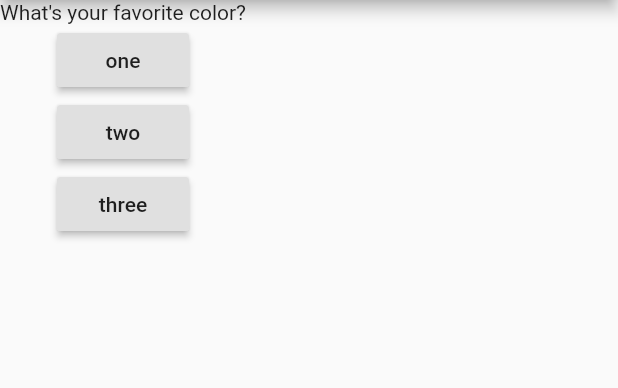
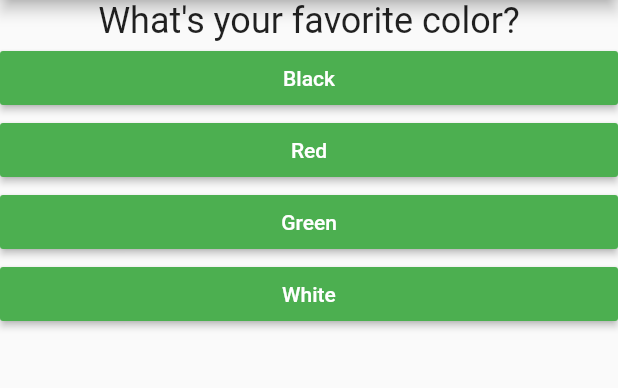
Before and after one commit to sfallmann/flutter-practice, a Flutter app: the screen it shows after launch, on a phone screen of 412 x 824 dp, the part 84-472 px from its top. Run offline on Flutter 3.47's test engine with Material 2 defaults, Android fonts, the phone set to English and light mode, and no system bars.

Commit message:
Broke app down into even smaller widgets; completed first practice app

```diff
--- /dev/null
+++ b/flutter_complete_guide/lib/models/AnswerModel.dart
@@ -0,0 +1,8 @@
+import 'package:meta/meta.dart';
+
+class AnswerModel {
+  final String text;
+  final int score;
+
+  const AnswerModel({@required this.text, @required this.score});
+}
--- a/flutter_complete_guide/lib/models/QuestionModel.dart
+++ b/flutter_complete_guide/lib/models/QuestionModel.dart
@@ -1,9 +1,9 @@
-import 'package:flutter/material.dart';
+import 'package:meta/meta.dart';
+import 'package:flutter_complete_guide/models/AnswerModel.dart';
 
-@immutable
 class QuestionModel {
   final String question;
-  final List<String> answers;
+  final List<AnswerModel> answers;
 
-  QuestionModel({@required this.question, @required this.answers});
+  const QuestionModel({@required this.question, @required this.answers});
 }
--- /dev/null
+++ b/flutter_complete_guide/lib/widgets/Answer.dart
@@ -0,0 +1,20 @@
+import 'package:flutter/material.dart';
+
+class Answer extends StatelessWidget {
+  final String text;
+  final Function onPressed;
+
+  const Answer({@required this.text, @required this.onPressed});
+
+  @override
+  Widget build(BuildContext context) {
+    return Container(
+      width: double.infinity,
+      child: RaisedButton(
+        color: Colors.green,
+        child: Text(text, style: TextStyle(color: Colors.white),),
+        onPressed: onPressed,
+      ),
+    );
+  }
+}
--- a/flutter_complete_guide/lib/widgets/AnswerButton.dart
+++ /dev/null
@@ -1,16 +0,0 @@
-import 'package:flutter/material.dart';
-
-class AnswerButton extends StatelessWidget {
-  final String text;
-  final Function onPressed;
-
-  const AnswerButton({@required this.text, @required this.onPressed});
-
-  @override
-  Widget build(BuildContext context) {
-    return RaisedButton(
-      child: Text(text),
-      onPressed: onPressed,
-    );
-  }
-}
--- a/flutter_complete_guide/lib/widgets/App.dart
+++ b/flutter_complete_guide/lib/widgets/App.dart
@@ -1,6 +1,8 @@
 import 'package:flutter/material.dart';
 import 'package:flutter_complete_guide/models/QuestionModel.dart';
-import 'package:flutter_complete_guide/widgets/Question.dart';
+import 'package:flutter_complete_guide/models/AnswerModel.dart';
+import 'package:flutter_complete_guide/widgets/Quiz.dart';
+import 'package:flutter_complete_guide/widgets/Result.dart';
 
 class App extends StatefulWidget {
   @override
@@ -9,45 +11,35 @@ class App extends StatefulWidget {
 
 class _AppState extends State<App> {
   int index = 0;
+  int score = 0;
 
   final List<QuestionModel> _questions = [
-    QuestionModel(
-        question: 'What\'s your favorite color?',
-        answers: ['one', 'two', 'three']),
-    QuestionModel(
-        question: 'What\'s your favorite animal?',
-        answers: ['one', 'two', 'three']),
+    QuestionModel(question: 'What\'s your favorite color?', answers: [
+      AnswerModel(text: 'Black', score: 10),
+      AnswerModel(text: 'Red', score: 5),
+      AnswerModel(text: 'Green', score: 3),
+      AnswerModel(text: 'White', score: 1),
+    ]),
+    QuestionModel(question: 'What\'s your favorite animal?', answers: [
+      AnswerModel(text: 'Rabbit', score: 3),
+      AnswerModel(text: 'Snake', score: 11),
+      AnswerModel(text: 'Elephant', score: 5),
+      AnswerModel(text: 'Lion', score: 9),
+    ]),
   ];
 
   void updateIndex(value) {
     setState(() => index = value);
   }
 
-  void answerQuestion(String question) {
-    print(index);
-    if (index < _questions.length) {
-      updateIndex(index + 1);
-    }
+  void restartQuiz() {
+    score = 0;
+    updateIndex(0);
   }
 
-  List<Widget> _createQuestion() {
-    if (index == _questions.length) {
-      return [
-        Text('No more questions!'),
-        RaisedButton(
-          child: Text('Play again'),
-          onPressed: () {
-            updateIndex(0);
-          },
-        )
-      ];
-    }
-    return [
-      Question(
-          text: _questions[index].question,
-          answers: _questions[index].answers,
-          onAnswer: answerQuestion)
-    ];
+  void answerQuestion(answerValue) {
+    updateIndex(index + 1);
+    score += answerValue;
   }
 
   @override
@@ -56,15 +48,17 @@ class _AppState extends State<App> {
         debugShowCheckedModeBanner: false,
         title: 'app',
         home: Scaffold(
-          extendBody: true,
-          appBar: AppBar(
-            centerTitle: true,
-            title: Text('Another "First" App'),
-          ),
-          body: Column(
-            mainAxisAlignment: MainAxisAlignment.start,
-            children: _createQuestion(),
-          ),
-        ));
+            extendBody: true,
+            appBar: AppBar(
+              centerTitle: true,
+              title: Text('Another "First" App'),
+            ),
+            body: index < _questions.length
+                ? Quiz(
+                    questions: _questions,
+                    questionIndex: index,
+                    answerCallback: answerQuestion,
+                  )
+                : Result(score, restartQuiz)));
   }
 }
--- a/flutter_complete_guide/lib/widgets/Question.dart
+++ b/flutter_complete_guide/lib/widgets/Question.dart
@@ -1,30 +1,22 @@
 import 'package:flutter/material.dart';
-import 'package:flutter_complete_guide/widgets/AnswerButton.dart';
+
 
 class Question extends StatelessWidget {
   final String text;
-  final List<String> answers;
-  final Function onAnswer;
 
-  Question(
-      {@required this.text, @required this.answers, @required this.onAnswer});
+  const Question({@required this.text});
 
   @override
   Widget build(BuildContext context) {
-    return Column(
-      children: [
-        Text(text),
-        Column(
-          children: answers.map((answer) {
-            return AnswerButton(
-              text: answer,
-              onPressed: () {
-                onAnswer(answer);
-              },
-            );
-          }).toList(),
+    return Container(
+      width: double.infinity,
+      child: Text(
+        text,
+        style: TextStyle(
+          fontSize: 24,
         ),
-      ],
+        textAlign: TextAlign.center,
+      ),
     );
   }
 }
--- /dev/null
+++ b/flutter_complete_guide/lib/widgets/Quiz.dart
@@ -0,0 +1,32 @@
+import 'package:flutter/material.dart';
+import 'package:flutter_complete_guide/models/QuestionModel.dart';
+import 'package:flutter_complete_guide/widgets/Question.dart';
+import 'package:flutter_complete_guide/widgets/Answer.dart';
+
+class Quiz extends StatelessWidget {
+  final List<QuestionModel> questions;
+  final int questionIndex;
+  final Function answerCallback;
+
+  const Quiz(
+      {@required this.questions,
+      @required this.answerCallback,
+      @required this.questionIndex});
+
+  @override
+  Widget build(BuildContext context) {
+    return Column(children: [
+      Question(
+        text: questions[questionIndex].question,
+      ),
+      ...questions[questionIndex].answers.map((answer) {
+        return Answer(
+          text: answer.text,
+          onPressed: () {
+            answerCallback(answer.score);
+          },
+        );
+      }),
+    ]);
+  }
+}
--- /dev/null
+++ b/flutter_complete_guide/lib/widgets/Result.dart
@@ -0,0 +1,22 @@
+import 'package:flutter/material.dart';
+
+class Result extends StatelessWidget {
+  final int score;
+  final Function restartCallback;
+
+  String get resultPhrase {
+    return 'All done!  Score: $score';
+  }
+
+  Result(this.score, this.restartCallback);
+  @override
+  Widget build(BuildContext context) {
+    return Container(
+      width: double.infinity,
+      child: Column(mainAxisAlignment: MainAxisAlignment.center, children: [
+        Text(resultPhrase, style: TextStyle(height: 10.0, fontSize: 20, fontWeight: FontWeight.bold),),
+        RaisedButton(child: Text('Play again'),  onPressed: restartCallback)
+      ]),
+    );
+  }
+}
--- a/flutter_complete_guide/pubspec.yaml
+++ b/flutter_complete_guide/pubspec.yaml
@@ -14,7 +14,7 @@ description: A new Flutter application.
 version: 1.0.0+1
 
 environment:
-  sdk: ">=2.1.0 <3.0.0"
+  sdk: ">=2.2.2 <3.0.0"
 
 dependencies:
   flutter:
```
